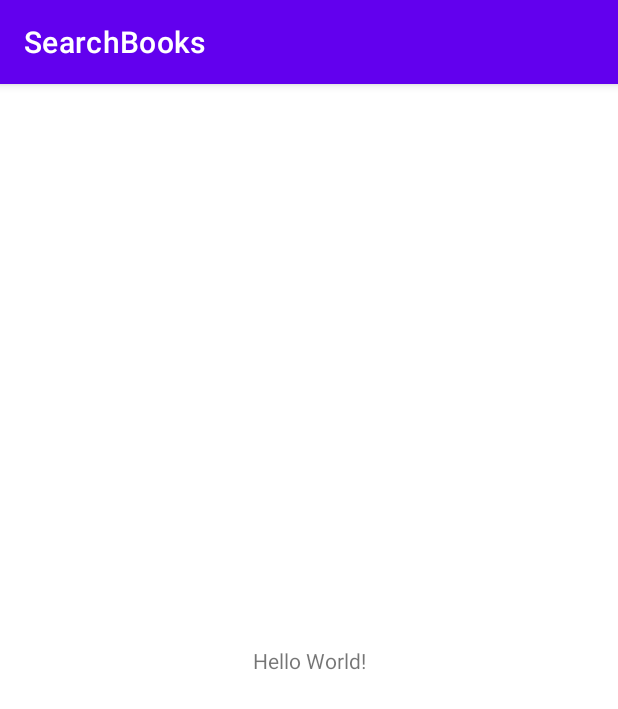
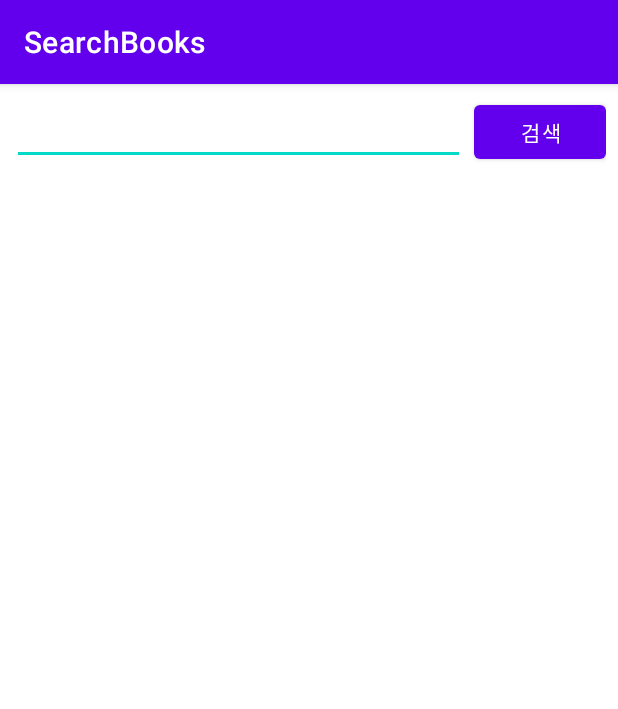
Before and after one commit to hwaniiidev/SearchBooks, an Android app: the screen it shows after launch (MainActivity before the commit, SearchActivity after it), on a phone screen of 412 x 824 dp. Shown: the top 709 px of the screen. Run offline under Robolectric (Android 15) with nearby library versions, the phone set to English and light mode, and no system bars.

Commit message:
SearchActivity 기본 UI 개발
- res 추가

```diff
--- a/app/src/main/AndroidManifest.xml
+++ b/app/src/main/AndroidManifest.xml
@@ -10,7 +10,7 @@
         android:supportsRtl="true"
         android:theme="@style/Theme.SearchBooks">
         <activity
-            android:name=".MainActivity"
+            android:name=".SearchActivity"
             android:exported="true">
             <intent-filter>
                 <action android:name="android.intent.action.MAIN" />
--- a/app/src/main/java/com/sinhwan/searchbooks/MainActivity.kt
+++ b/app/src/main/java/com/sinhwan/searchbooks/SearchActivity.kt
@@ -3,9 +3,9 @@ package com.sinhwan.searchbooks
 import androidx.appcompat.app.AppCompatActivity
 import android.os.Bundle
 
-class MainActivity : AppCompatActivity() {
+class SearchActivity : AppCompatActivity() {
     override fun onCreate(savedInstanceState: Bundle?) {
         super.onCreate(savedInstanceState)
-        setContentView(R.layout.activity_main)
+        setContentView(R.layout.activity_search)
     }
 }
--- a/app/src/main/res/layout/activity_main.xml
+++ /dev/null
@@ -1,18 +0,0 @@
-<?xml version="1.0" encoding="utf-8"?>
-<androidx.constraintlayout.widget.ConstraintLayout xmlns:android="http://schemas.android.com/apk/res/android"
-    xmlns:app="http://schemas.android.com/apk/res-auto"
-    xmlns:tools="http://schemas.android.com/tools"
-    android:layout_width="match_parent"
-    android:layout_height="match_parent"
-    tools:context=".MainActivity">
-
-    <TextView
-        android:layout_width="wrap_content"
-        android:layout_height="wrap_content"
-        android:text="Hello World!"
-        app:layout_constraintBottom_toBottomOf="parent"
-        app:layout_constraintLeft_toLeftOf="parent"
-        app:layout_constraintRight_toRightOf="parent"
-        app:layout_constraintTop_toTopOf="parent" />
-
-</androidx.constraintlayout.widget.ConstraintLayout>
--- /dev/null
+++ b/app/src/main/res/layout/activity_search.xml
@@ -0,0 +1,39 @@
+<?xml version="1.0" encoding="utf-8"?>
+<androidx.constraintlayout.widget.ConstraintLayout xmlns:android="http://schemas.android.com/apk/res/android"
+    xmlns:app="http://schemas.android.com/apk/res-auto"
+    xmlns:tools="http://schemas.android.com/tools"
+    android:layout_width="match_parent"
+    android:layout_height="match_parent"
+    android:padding="@dimen/main_padding"
+    tools:context=".SearchActivity">
+
+    <LinearLayout
+        android:id="@+id/linearLayout"
+        android:layout_width="match_parent"
+        android:layout_height="wrap_content"
+        app:layout_constraintEnd_toEndOf="parent"
+        app:layout_constraintStart_toStartOf="parent"
+        app:layout_constraintTop_toTopOf="parent">
+
+        <EditText
+            android:id="@+id/edit_keyword"
+            android:layout_width="0dp"
+            android:layout_height="wrap_content"
+            android:layout_weight="1" />
+
+        <Button
+            android:id="@+id/btn_search"
+            android:layout_width="wrap_content"
+            android:layout_height="wrap_content"
+            android:layout_marginStart="6dp"
+            android:text="@string/search" />
+    </LinearLayout>
+
+    <androidx.recyclerview.widget.RecyclerView
+        android:id="@+id/recycler_books"
+        android:layout_width="match_parent"
+        android:layout_height="wrap_content"
+        app:layoutManager="androidx.recyclerview.widget.LinearLayoutManager"
+        app:layout_constraintTop_toBottomOf="@+id/linearLayout" />
+
+</androidx.constraintlayout.widget.ConstraintLayout>
--- /dev/null
+++ b/app/src/main/res/values/dimens.xml
@@ -0,0 +1,7 @@
+<?xml version="1.0" encoding="utf-8"?>
+<resources>
+    <dimen name="main_padding">8dp</dimen>
+    <dimen name="sub_padding">4dp</dimen>
+    <dimen name="main_margin">6dp</dimen>
+    <dimen name="sub_margin">4dp</dimen>
+</resources>
--- a/app/src/main/res/values/strings.xml
+++ b/app/src/main/res/values/strings.xml
@@ -1,3 +1,4 @@
 <resources>
     <string name="app_name">SearchBooks</string>
+    <string name="search">검색</string>
 </resources>
```
